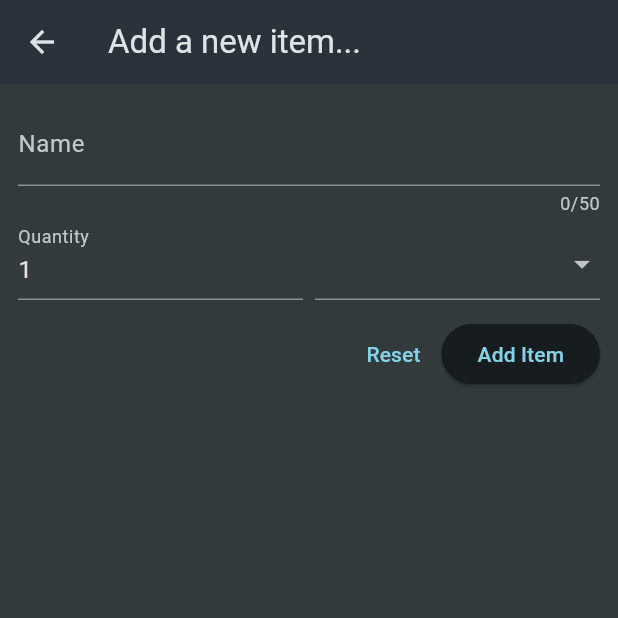
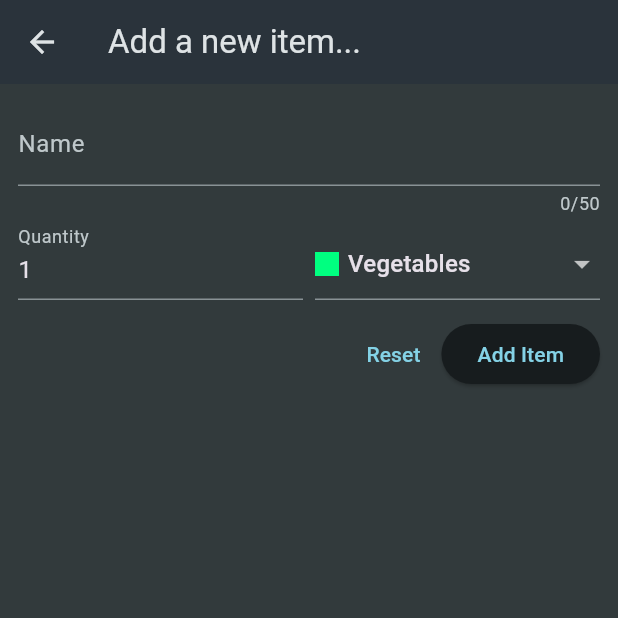
Before and after one commit to Bran108/shopping_list, a Flutter app: the screen it shows after launch, after a tap on the "add box" icon, on a phone screen of 412 x 824 dp, the top half of it. Run offline on Flutter 3.47's test engine with Material 3 defaults, Android fonts, the phone set to English and light mode, and no system bars.

Commit message:
functionality to add items

```diff
--- a/lib/widgets/grocery_list.dart
+++ b/lib/widgets/grocery_list.dart
@@ -1,6 +1,7 @@
 import 'package:flutter/material.dart';
 import 'package:shopping_list/data/dummy_items.dart';
 import 'package:shopping_list/widgets/new_item.dart';
+import 'package:shopping_list/models/grocery_item.dart';
 
 class GroceryList extends StatefulWidget{
   const GroceryList({super.key});
@@ -8,11 +9,22 @@ class GroceryList extends StatefulWidget{
   State<GroceryList> createState() => _GroceryListState();
 }
 class _GroceryListState extends State<GroceryList> {
-  void _addItem(){
-    Navigator.of(context).push(
-      MaterialPageRoute(builder: (ctx)=> const NewItem())
-    );
+  final List<GroceryItem> _groceryItems = [];
+  void _addItem() async{
+    final newItem = await Navigator.of(
+      context
+      ).push<GroceryItem>(MaterialPageRoute(builder: (ctx)=> const NewItem()));
+      if(newItem == null)
+      {
+        return;
+      }
+      else{
+        setState((){
+          _groceryItems.add(newItem);
+        });
+      }
 }
+
 @override
   Widget build(BuildContext context) {
     return Scaffold(
@@ -21,15 +33,15 @@ class _GroceryListState extends State<GroceryList> {
         actions: [IconButton(onPressed: _addItem, icon: Icon(Icons.add_box))],
       ),
       body:ListView.builder(
-        itemCount: groceryItems.length,
+        itemCount: _groceryItems.length,
         itemBuilder: (ctx, index) => ListTile(
           leading: Container(
             width: 24,
             height: 24,
-            color: groceryItems[index].category.color,
+            color: _groceryItems[index].category.color,
             ),
-          title: Text(groceryItems[index].name),
-          trailing: Text(groceryItems[index].quantity.toString()),
+          title: Text(_groceryItems[index].name),
+          trailing: Text(_groceryItems[index].quantity.toString()),
         ),
       )
     );
--- a/lib/widgets/new_item.dart
+++ b/lib/widgets/new_item.dart
@@ -1,5 +1,7 @@
 import 'package:flutter/material.dart';
 import 'package:shopping_list/data/categories.dart';
+import 'package:shopping_list/models/grocery_item.dart';
+import 'package:shopping_list/models/category.dart';
 
 class NewItem extends StatefulWidget{
   const NewItem({super.key});
@@ -8,6 +10,27 @@ class NewItem extends StatefulWidget{
   }
 }
 class _NewItemState extends State<NewItem>{
+final _formKey = GlobalKey<FormState>();
+var _enteredName = '';
+var _enteredQuantity = 1;
+var _selectedCategory = categories[Categories.vegetables]!;
+
+void _saveItem(){
+  if(_formKey.currentState!.validate()) {
+  _formKey.currentState!.save();
+  print(_enteredName);
+  print(_enteredQuantity);
+  print(_selectedCategory.title);
+  Navigator.of(context).pop(
+    GroceryItem(
+      id: DateTime.now().toString(),
+      name: _enteredName,
+      quantity: _enteredQuantity,
+      category: _selectedCategory,
+    ),
+  );
+}
+}
   @override
   Widget build(BuildContext context)
   {
@@ -16,6 +39,7 @@ class _NewItemState extends State<NewItem>{
       body: Padding(
         padding: EdgeInsets.all(12),
         child: Form(
+          key:_formKey,
           child: Column(
             children: [
               TextFormField(
@@ -28,6 +52,9 @@ class _NewItemState extends State<NewItem>{
                 }
                 return null;
               },
+              onSaved: (value){
+                  _enteredName = value!;
+              }
             ),
 
           Row(
@@ -35,6 +62,7 @@ class _NewItemState extends State<NewItem>{
             children: [
               Expanded(
                 child: TextFormField(
+                  keyboardType: TextInputType.number,
                   decoration: InputDecoration(
                     label:Text("Quantity"),
                   ),
@@ -47,12 +75,17 @@ class _NewItemState extends State<NewItem>{
                           return "Must Enter a quantity greater than 0";
                         }
                         return null;
-                  }
+                  },
+                   onSaved: (value){
+                  _enteredQuantity = int.parse(value!);
+                   },
                 ),
                 ),
                 const SizedBox(width:8),
                 Expanded(
-                  child: DropdownButtonFormField(items: [
+                  child: DropdownButtonFormField(
+                    initialValue: _selectedCategory,
+                    items: [
                     for(final category in categories.entries)
                       DropdownMenuItem(
                         value:category.value,
@@ -64,9 +97,16 @@ class _NewItemState extends State<NewItem>{
                         ),
                         const SizedBox(width:6),
                         Text(category.value.title),
-                      ],)
-                      ,)
-                  ], onChanged: (value){}),
+                      ],
+                      ),
+                      ),
+                  ],
+                  onChanged: (value){
+                    setState((){
+                      _selectedCategory = value!;
+                    });
+                  },
+                  ),
                 )
               ],
               ),
@@ -74,10 +114,14 @@ class _NewItemState extends State<NewItem>{
             Row(
               mainAxisAlignment: MainAxisAlignment.end,
               children: [
-              TextButton(onPressed: (){}, child: const Text("Reset")),
-              ElevatedButton(onPressed: (){}, child: Text("Add Item"))
-            ],)
-        ],)
+                TextButton(onPressed: (){
+                  _formKey.currentState!.reset();
+                }, child: const Text("Reset")),
+              ElevatedButton(onPressed: _saveItem, child: Text("Add Item"))
+            ],
+            ),
+        ],
+        ),
       )
       ),
     );
```
